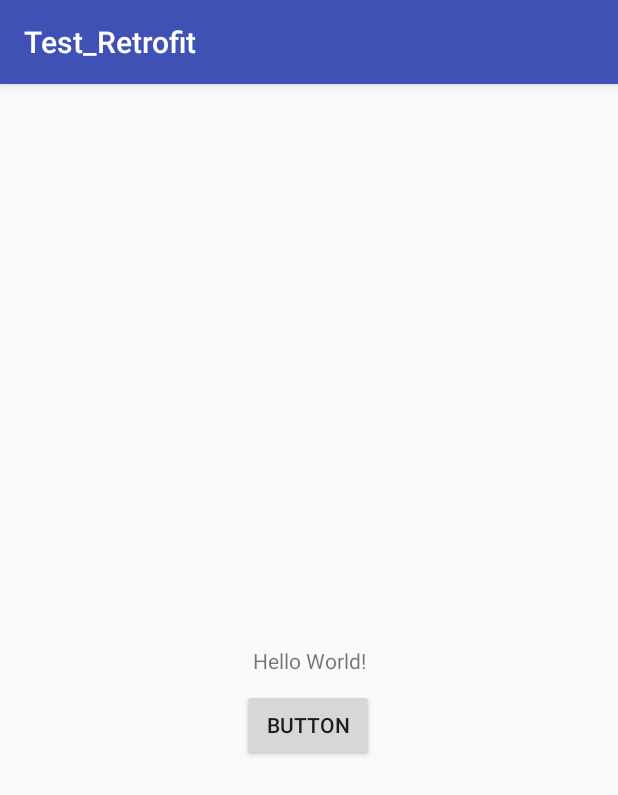
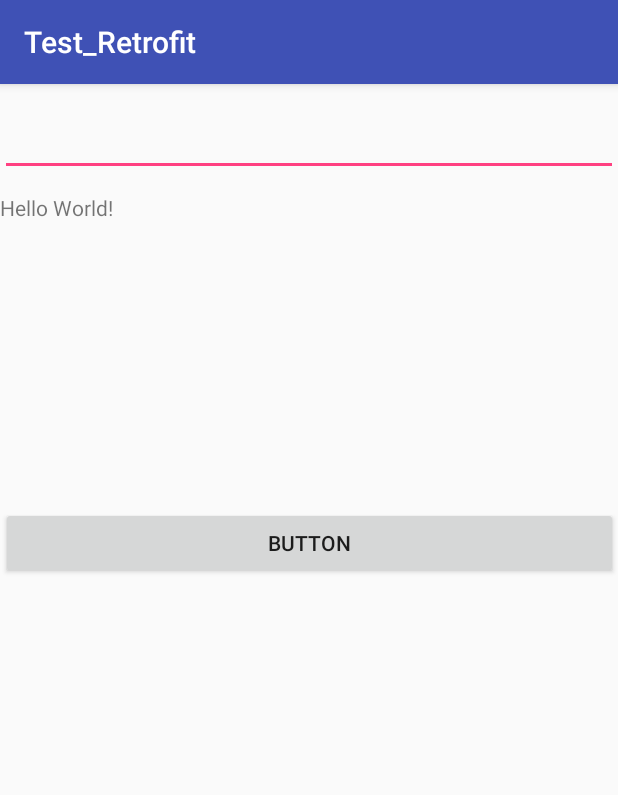
Before and after one commit to FangWolf/Test_Rerofit, an Android app: the screen it shows after launch (GetRequest_Activity), on a phone screen of 412 x 824 dp. Shown: the top 795 px of the screen. Run offline under Robolectric (Android 15) with nearby library versions, the phone set to English and light mode, and no system bars.

Commit message:
输入文本-点击按钮-显示翻译结果(金山词霸)

```diff
--- a/app/src/main/java/com/fangwolf/test_retrofit/GetRequest_Activity.java
+++ b/app/src/main/java/com/fangwolf/test_retrofit/GetRequest_Activity.java
@@ -1,7 +1,14 @@
 package com.fangwolf.test_retrofit;
 
+import android.app.Application;
+import android.content.Context;
 import android.support.v7.app.AppCompatActivity;
 import android.os.Bundle;
+import android.util.Log;
+import android.view.View;
+import android.widget.Button;
+import android.widget.EditText;
+import android.widget.TextView;
 
 import retrofit2.Call;
 import retrofit2.Callback;
@@ -10,13 +17,23 @@ import retrofit2.Retrofit;
 import retrofit2.converter.gson.GsonConverterFactory;
 
 public class GetRequest_Activity extends AppCompatActivity {
-
+    EditText editText;
+    TextView textView;
     @Override
     protected void onCreate(Bundle savedInstanceState) {
         super.onCreate(savedInstanceState);
         setContentView(R.layout.activity_main);
 
-        requset();
+        editText = findViewById(R.id.edit);
+        textView = findViewById(R.id.textView);
+        Button button = findViewById(R.id.button);
+
+        button.setOnClickListener(new View.OnClickListener() {
+            @Override
+            public void onClick(View v) {
+                requset();
+            }
+        });
     }
 
     private void requset() {
@@ -30,7 +47,7 @@ public class GetRequest_Activity extends AppCompatActivity {
         GetRequest_Interface request = retrofit.create(GetRequest_Interface.class);
 
         //对 发送请求 进行封装
-        Call<Translation> call = request.getCall();
+        Call<Translation> call = request.getCall("ajax.php?a=fy&f=auto&t=auto&w="+editText.getText().toString());
 
         //步骤6:发送网络请求(异步)
         call.enqueue(new Callback<Translation>() {
@@ -39,6 +56,7 @@ public class GetRequest_Activity extends AppCompatActivity {
             public void onResponse(Call<Translation> call, Response<Translation> response) {
                 // 步骤7：处理返回的数据结果
                 response.body().show();
+                textView.setText(response.body().show1());
             }
 
             //请求失败时回调
--- a/app/src/main/java/com/fangwolf/test_retrofit/GetRequest_Interface.java
+++ b/app/src/main/java/com/fangwolf/test_retrofit/GetRequest_Interface.java
@@ -2,10 +2,13 @@ package com.fangwolf.test_retrofit;
 
 import retrofit2.Call;
 import retrofit2.http.GET;
+import retrofit2.http.Path;
+import retrofit2.http.Query;
+import retrofit2.http.Url;
 
 public interface GetRequest_Interface {
-    @GET("ajax.php?a=fy&f=auto&t=auto&w=hello%20world")
-    Call<Translation> getCall();
+    @GET
+    Call<Translation> getCall(@Url String yuanwen);
     // 注解里传入 网络请求 的部分URL地址
     // Retrofit把网络请求的URL分成了两部分：一部分放在Retrofit对象里，另一部分放在网络请求接口里
     // 如果接口里的url是一个完整的网址，那么放在Retrofit对象里的URL可以忽略
--- a/app/src/main/java/com/fangwolf/test_retrofit/Translation.java
+++ b/app/src/main/java/com/fangwolf/test_retrofit/Translation.java
@@ -21,4 +21,7 @@ public class Translation {
         System.out.println(content.out);
         System.out.println(content.errNo);
     }
+    public String show1() {
+        return content.out;
+    }
 }
--- a/app/src/main/res/layout/activity_main.xml
+++ b/app/src/main/res/layout/activity_main.xml
@@ -5,30 +5,42 @@
     xmlns:tools="http://schemas.android.com/tools"
     android:layout_width="match_parent"
     android:layout_height="match_parent"
-    tools:context=".GetRequest_Activity">
+    tools:context=".GetRequest_Activity"
+    tools:layout_editor_absoluteY="81dp">
+
+    <EditText
+        android:id="@+id/edit"
+        android:layout_width="match_parent"
+        android:layout_height="wrap_content"
+        android:layout_marginBottom="11dp"
+        android:layout_marginTop="16dp"
+        app:layout_constraintBottom_toTopOf="@+id/textView"
+        app:layout_constraintEnd_toEndOf="parent"
+        app:layout_constraintStart_toStartOf="parent"
+        app:layout_constraintTop_toTopOf="parent"/>
 
     <TextView
         android:id="@+id/textView"
-        android:layout_width="wrap_content"
-        android:layout_height="wrap_content"
+        android:layout_width="411dp"
+        android:layout_height="0dp"
+        android:layout_marginBottom="13dp"
         android:text="Hello World!"
-        app:layout_constraintBottom_toBottomOf="parent"
-        app:layout_constraintLeft_toLeftOf="parent"
-        app:layout_constraintRight_toRightOf="parent"
-        app:layout_constraintTop_toTopOf="parent"/>
+        app:layout_constraintBottom_toTopOf="@+id/button"
+        app:layout_constraintEnd_toEndOf="parent"
+        app:layout_constraintHorizontal_bias="0.0"
+        app:layout_constraintStart_toStartOf="parent"
+        app:layout_constraintTop_toBottomOf="@+id/edit"
+        />
 
     <Button
         android:id="@+id/button"
-        android:layout_width="wrap_content"
+        android:layout_width="411dp"
         android:layout_height="wrap_content"
-        android:layout_marginBottom="8dp"
-        android:layout_marginTop="8dp"
+        android:layout_marginBottom="438dp"
         android:text="Button"
         app:layout_constraintBottom_toBottomOf="parent"
         app:layout_constraintEnd_toEndOf="parent"
-        app:layout_constraintHorizontal_bias="0.498"
-        app:layout_constraintStart_toStartOf="parent"
-        app:layout_constraintTop_toTopOf="parent"
-        app:layout_constraintVertical_bias="0.562"/>
+        app:layout_constraintTop_toBottomOf="@+id/textView"
+        />
 
 </android.support.constraint.ConstraintLayout>
```
